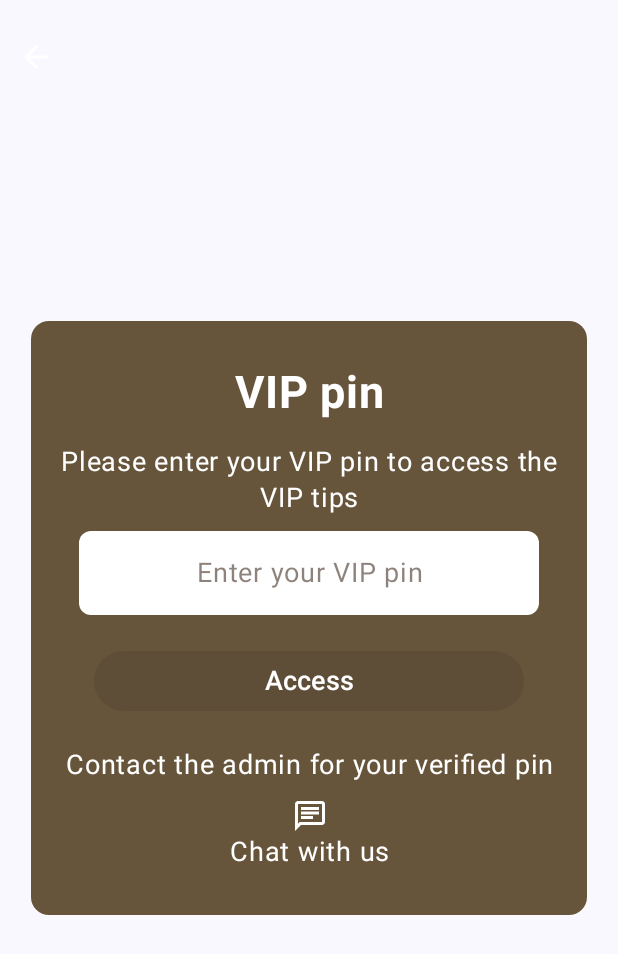
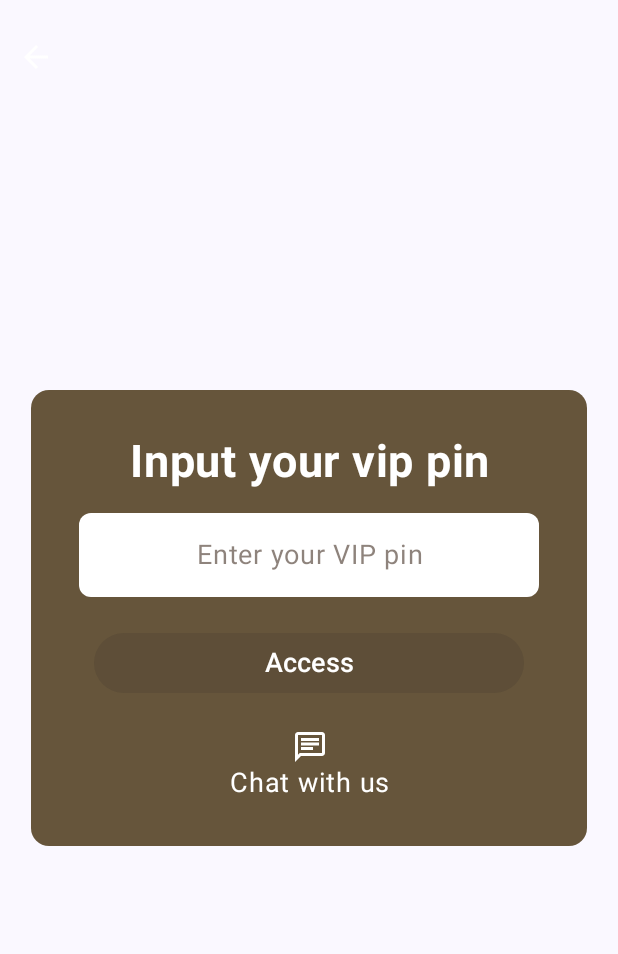
Before and after one commit to Vcky4/StarBet, an Android app built with Jetpack Compose: the composable VipPin called with empty values, on a phone screen of 412 x 824 dp. Shown: the top 954 px of the screen. Run offline under Robolectric (Android 15) with nearby library versions, the light colour scheme and no system bars; libraries missing offline, so code that uses them is left out: com.ramcosta.composedestinations; 1 statement that could not run was skipped.

Commit message:
refactor vip pin

```diff
--- a/app/src/main/java/com/starbet/ui/screens/home/VipPin.kt
+++ b/app/src/main/java/com/starbet/ui/screens/home/VipPin.kt
@@ -57,7 +57,7 @@ fun VipPin(trigger: String, navigator: DestinationsNavigator) {
     }
 
     LaunchedEffect(key1 = isInvalid) {
-        delay(2000)
+        delay(4000)
         isInvalid = false
     }
     Box {
@@ -98,7 +98,7 @@ fun VipPin(trigger: String, navigator: DestinationsNavigator) {
                 horizontalAlignment = Alignment.CenterHorizontally
             ) {
                 Text(
-                    text = stringResource(id = R.string.vip_pin),
+                    text = stringResource(id = R.string.input_your_vip_pin),
                     fontSize = 30.sp,
                     fontWeight = FontWeight.Bold,
                     color = Color.White,
@@ -106,14 +106,6 @@ fun VipPin(trigger: String, navigator: DestinationsNavigator) {
                     modifier = Modifier.fillMaxWidth()
                 )
                 Spacer(modifier = Modifier.height(16.dp))
-                Text(
-                    text = stringResource(id = R.string.please_enter_your_vip_pin_to_access_the_vip_tips),
-                    fontSize = 18.sp,
-                    color = Color.White,
-                    textAlign = TextAlign.Center,
-                    modifier = Modifier.fillMaxWidth()
-                )
-                Spacer(modifier = Modifier.height(10.dp))
                 TextField(
                     value = pin,
                     onValueChange = { pin = it },
@@ -143,7 +135,7 @@ fun VipPin(trigger: String, navigator: DestinationsNavigator) {
                 )
                 Spacer(modifier = Modifier.height(10.dp))
                 if (isInvalid) {
-                    Text(text = stringResource(id = R.string.invalid_pin), color = TextDeep)
+                    Text(text = stringResource(id = R.string.contact_admin_for), color = TextDeep)
                 }
                 Spacer(modifier = Modifier.height(10.dp))
                 Button(
@@ -164,14 +156,6 @@ fun VipPin(trigger: String, navigator: DestinationsNavigator) {
                     )
                 }
                 Spacer(modifier = Modifier.height(20.dp))
-                Text(
-                    text = stringResource(id = R.string.contact_admin_for),
-                    fontSize = 18.sp,
-                    color = Color.White,
-                    textAlign = TextAlign.Center,
-                    modifier = Modifier.fillMaxWidth()
-                )
-                Spacer(modifier = Modifier.height(10.dp))
                 Row(
                     Modifier.fillMaxWidth(),
                     verticalAlignment = Alignment.CenterVertically,
--- a/app/src/main/res/values/strings.xml
+++ b/app/src/main/res/values/strings.xml
@@ -66,4 +66,5 @@
     <string name="rate_us">Rate Us</string>
     <string name="invalid_pin">Invaid pin</string>
     <string name="contact_admin_for">Contact the admin for your verified pin</string>
+    <string name="input_your_vip_pin">Input your vip pin</string>
 </resources>
```
